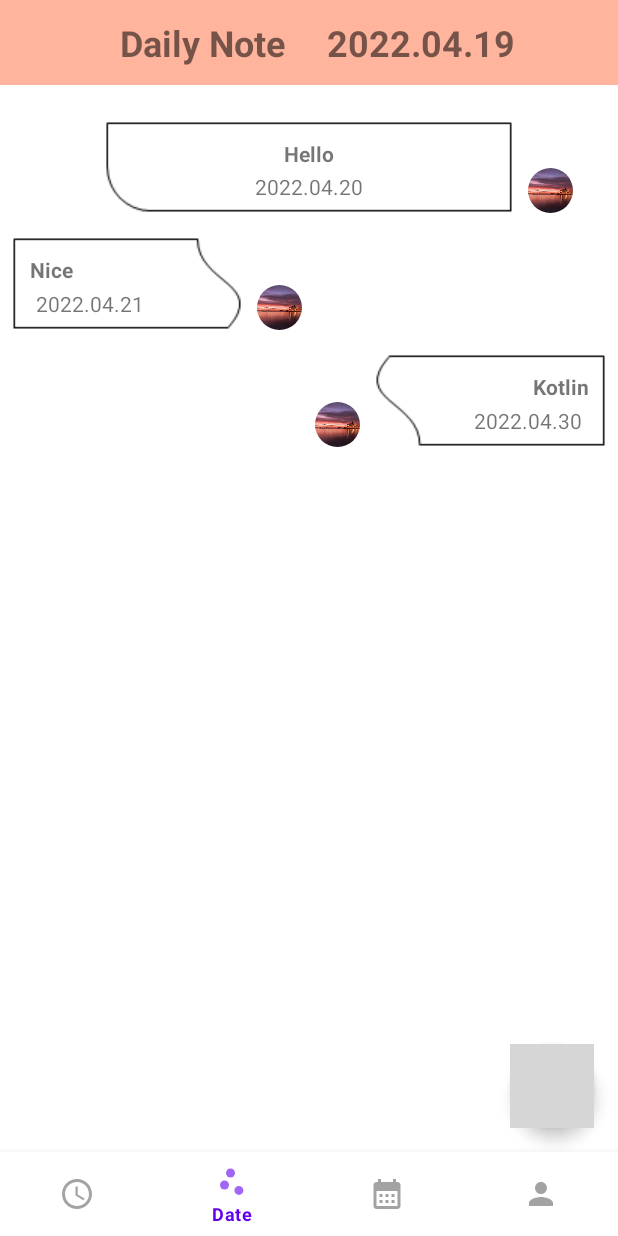
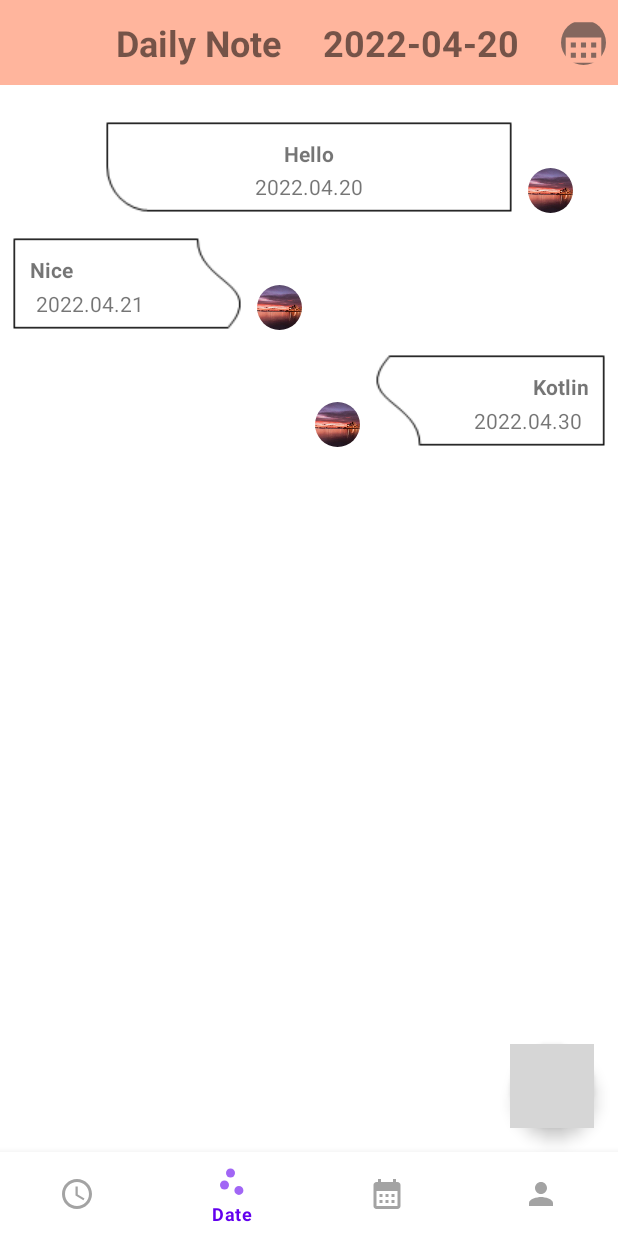
Before and after one commit to grinleaf/OneSightDiaryPlanner, an Android app: the fragment CheckListFragment placed in its activity, item 2 of the bottom bar chosen, on a phone screen of 412 x 824 dp. Run offline under Robolectric (Android 15) with nearby library versions, the phone set to English and light mode, and no system bars; our stand-ins replace CircleImageView; 1 statement that could not run was skipped; grey boxes are pictures that could not be loaded.

Commit message:
recycler view in recyclerview prev

```diff
--- a/app/src/main/java/com/grinleaf/onesightdiaryplanner/CheckListFragment.kt
+++ b/app/src/main/java/com/grinleaf/onesightdiaryplanner/CheckListFragment.kt
@@ -1,5 +1,6 @@
 package com.grinleaf.onesightdiaryplanner
 
+import android.app.DatePickerDialog
 import android.content.ClipData.Item
 import android.os.Build
 import android.os.Bundle
@@ -12,6 +13,7 @@ import androidx.recyclerview.widget.LinearLayoutManager
 import androidx.recyclerview.widget.RecyclerView
 import com.grinleaf.onesightdiaryplanner.databinding.FragmentChecklistBinding
 import java.time.LocalDate
+import java.util.*
 
 
 class CheckListFragment:Fragment() {
@@ -20,23 +22,43 @@ class CheckListFragment:Fragment() {
     }
     val binding by lazy { FragmentChecklistBinding.inflate(layoutInflater) }
     var checkListItems= mutableListOf<ChecklistItem>()
+    var dateString = ""
+
+//    @RequiresApi(Build.VERSION_CODES.O)
+//    private fun mainCheckListItems(): List<ChecklistItem> {
+//        val mainList: MutableList<ChecklistItem> = mutableListOf()
+//        for (i in 0..9) {
+//            val item = ChecklistItem(""+LocalDate.now(), subCheckListItems())
+//            mainList.add(item)
+//        }
+//        return mainList
+//    }
 
     @RequiresApi(Build.VERSION_CODES.O)
-    private fun mainCheckListItems(): List<ChecklistItem> {
-        val mainList: MutableList<ChecklistItem> = mutableListOf()
-        for (i in 0..9) {
-            val item = ChecklistItem(""+LocalDate.now(), subCheckListItems())
-            mainList.add(item)
-        }
-        return mainList
-    }
-
     override fun onViewCreated(view: View, savedInstanceState: Bundle?) {
         super.onViewCreated(view, savedInstanceState)
 
-        val rvItem:RecyclerView= requireActivity().findViewById(R.id.recycler_checklist)
-        val layoutManager= LinearLayoutManager(requireContext())
-        val mainAdapterMain?= MainCheckListAdapter(mainCheckListItems())
+        binding.tvDayChecklistTitle.text= ""+LocalDate.now()
+
+        binding.ivDatepickerChecklist.setOnClickListener{
+            val cal= Calendar.getInstance()
+            val dateSetListener = DatePickerDialog.OnDateSetListener{
+                    view, year, month, dayOfMonth -> dateString = "${year}-${month+1}-${dayOfMonth}"
+                    binding.tvDayChecklistTitle.text = dateString
+            }
+            DatePickerDialog(requireContext(),dateSetListener,cal.get(Calendar.YEAR),cal.get(Calendar.MONTH),cal.get(Calendar.DAY_OF_MONTH)).show()
+        }
+
+        checkListItems.add(ChecklistItem("","Hello",R.drawable.ic_test_icon01_foreground))
+        checkListItems.add(ChecklistItem("","Hi",R.drawable.ic_test_icon01_foreground))
+        checkListItems.add(ChecklistItem("","안녕!",R.drawable.ic_test_icon01_foreground))
+
+        binding.recyclerChecklist.adapter= MainCheckListAdapter(requireContext(), checkListItems)
+
+
+//        val rvItem:RecyclerView= requireActivity().findViewById(R.id.recycler_checklist)
+//        val layoutManager= LinearLayoutManager(requireContext())
+//        val mainAdapterMain?= MainCheckListAdapter(mainCheckListItems())
 
     }
 
--- a/app/src/main/java/com/grinleaf/onesightdiaryplanner/DailylNoteFragment.kt
+++ b/app/src/main/java/com/grinleaf/onesightdiaryplanner/DailylNoteFragment.kt
@@ -1,11 +1,16 @@
 package com.grinleaf.onesightdiaryplanner
 
+import android.app.DatePickerDialog
+import android.os.Build
 import android.os.Bundle
 import android.view.LayoutInflater
 import android.view.View
 import android.view.ViewGroup
+import androidx.annotation.RequiresApi
 import androidx.fragment.app.Fragment
 import com.grinleaf.onesightdiaryplanner.databinding.FragmentDailynoteBinding
+import java.time.LocalDate
+import java.util.*
 
 class DailylNoteFragment:Fragment() {
     override fun onCreateView(inflater: LayoutInflater,container: ViewGroup?,savedInstanceState: Bundle?): View? {
@@ -13,9 +18,22 @@ class DailylNoteFragment:Fragment() {
     }
     val binding by lazy { FragmentDailynoteBinding.inflate(layoutInflater) }
     var dailyItems= mutableListOf<DailyItem>()
+    var dateString= ""
 
+    @RequiresApi(Build.VERSION_CODES.O)
     override fun onViewCreated(view: View, savedInstanceState: Bundle?) {
         super.onViewCreated(view, savedInstanceState)
+        binding.tvDailynoteDay.text= ""+ LocalDate.now()
+        binding.ivDatepickerDailynote.setOnClickListener{
+            val cal= Calendar.getInstance()
+            val dateSetListener = DatePickerDialog.OnDateSetListener{
+                    view, year, month, dayOfMonth -> dateString = "${year}-${month+1}-${dayOfMonth}"
+                binding.tvDailynoteDay.text = dateString
+            }
+            DatePickerDialog(requireContext(),dateSetListener,cal.get(Calendar.YEAR),cal.get(
+                Calendar.MONTH),cal.get(Calendar.DAY_OF_MONTH)).show()
+        }
+
         dailyItems.add(DailyItem("2022.04.20","Hello",R.drawable.ic_test_icon01_foreground,R.drawable.tutorial_sample01))
         dailyItems.add(DailyItem("2022.04.21","Nice",R.drawable.ic_test_icon01_foreground,R.drawable.tutorial_sample01))
         dailyItems.add(DailyItem("2022.04.30","Kotlin",R.drawable.ic_test_icon01_foreground,R.drawable.tutorial_sample01))
--- a/app/src/main/java/com/grinleaf/onesightdiaryplanner/DateAdapter.kt
+++ b/app/src/main/java/com/grinleaf/onesightdiaryplanner/DateAdapter.kt
@@ -11,7 +11,7 @@ class DateAdapter(fragmentActivity: FragmentActivity): FragmentStateAdapter(frag
     val fragments: MutableList<Fragment> by lazy { mutableListOf() }
         init{
             fragments.add(DailylNoteFragment())
-            fragments.add(DailylNoteFragment())
+            fragments.add(CheckListFragment())
             fragments.add(DailylNoteFragment())
             fragments.add(DailylNoteFragment())
 //        fragments.add(CheckListFragment())
--- a/app/src/main/java/com/grinleaf/onesightdiaryplanner/TimelineItem.kt
+++ b/app/src/main/java/com/grinleaf/onesightdiaryplanner/TimelineItem.kt
@@ -16,26 +16,26 @@ data class DailyItem(
     var dayImage:Int
     ):Base(day,content,categoryImage)
 
-//data class ChecklistItem(
+data class ChecklistItem(
+    override var day:String,
+    override var content:String,
+    override var categoryImage:Int,
+//    var subContent:String
+    ):Base(day,content,categoryImage)
+
+//class ChecklistItem(
 //    override var day:String,
 //    override var content:String,
 //    override var categoryImage:Int,
-//    var subContent:String
-//    ):Base(day,content,categoryImage)
-
-class ChecklistItem(
-    override var day:String,
-    override var content:String,
-    override var categoryImage:Int,
-    private var subItemList: List<SubChecklistItem>
-    ):Base(day,content,categoryImage) {
-
-    fun getSubItemList(): List<SubChecklistItem> { return subItemList }
-    fun setSubItemList(subItemList: List<SubChecklistItem>) { this.subItemList = subItemList }
-}
-class SubChecklistItem(var subContent:String) {
-    var subItemImage = 0
-}
+//    private var subItemList: List<SubChecklistItem>
+//    ):Base(day,content,categoryImage) {
+//
+//    fun getSubItemList(): List<SubChecklistItem> { return subItemList }
+//    fun setSubItemList(subItemList: List<SubChecklistItem>) { this.subItemList = subItemList }
+//}
+//class SubChecklistItem(var subContent:String) {
+//    var subItemImage = 0
+//}
 
 data class LifecycleItem(
     override var day:String,
--- a/app/src/main/res/layout/fragment_dailynote.xml
+++ b/app/src/main/res/layout/fragment_dailynote.xml
@@ -8,29 +8,43 @@
         android:id="@+id/layout_dailynote"
         android:layout_width="match_parent"
         android:layout_height="wrap_content"
-        android:orientation="horizontal"
+        android:layout_marginBottom="16dp"
+        android:background="@color/daily_color"
         android:gravity="center"
-        android:background="@color/daily_color"
-        android:layout_marginBottom="16dp">
+        android:orientation="horizontal">
+
         <TextView
             android:id="@+id/tv_dailynote_title"
             android:layout_width="wrap_content"
             android:layout_height="wrap_content"
+            android:layout_marginRight="16dp"
             android:padding="12dp"
             android:text="Daily Note"
             android:textSize="24sp"
-            android:textStyle="bold"
-            android:layout_marginRight="16dp"/>
+            android:textStyle="bold" />
+
         <TextView
             android:id="@+id/tv_dailynote_day"
             android:layout_width="wrap_content"
             android:layout_height="wrap_content"
+            android:layout_toRightOf="@id/tv_dailynote_title"
             android:text="2022.04.19"
             android:textSize="24sp"
-            android:textStyle="bold"
-            android:layout_toRightOf="@id/tv_dailynote_title"/>
+            android:textStyle="bold" />
 
     </LinearLayout>
+    <de.hdodenhof.circleimageview.CircleImageView
+        android:id="@+id/iv_datepicker_dailynote"
+        android:layout_width="30dp"
+        android:layout_height="30dp"
+        android:layout_alignParentRight="true"
+        android:layout_marginStart="8dp"
+        android:layout_marginTop="8dp"
+        android:layout_marginEnd="8dp"
+        android:layout_marginBottom="8dp"
+        android:layout_alignTop="@id/layout_dailynote"
+        android:layout_alignBottom="@id/layout_dailynote"
+        android:src="@drawable/ic_calendar"/>
 
     <androidx.recyclerview.widget.RecyclerView
         android:id="@+id/recycler_dailynote"
```
Also changed, not shown: app/src/main/java/com/grinleaf/onesightdiaryplanner/MainCheckListAdapter.kt (+4 -7 lines), app/src/main/res/layout/fragment_checklist.xml (+14 -10 lines).
